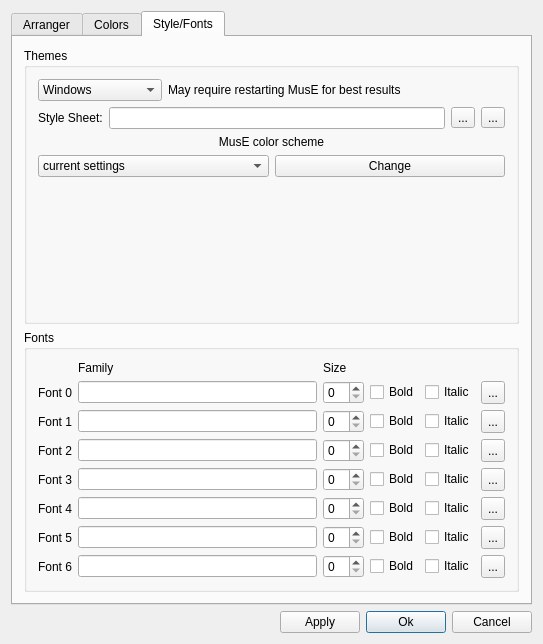
emrum/muse, file muse3/muse/widgets/appearancebase.ui: the form before one commit.
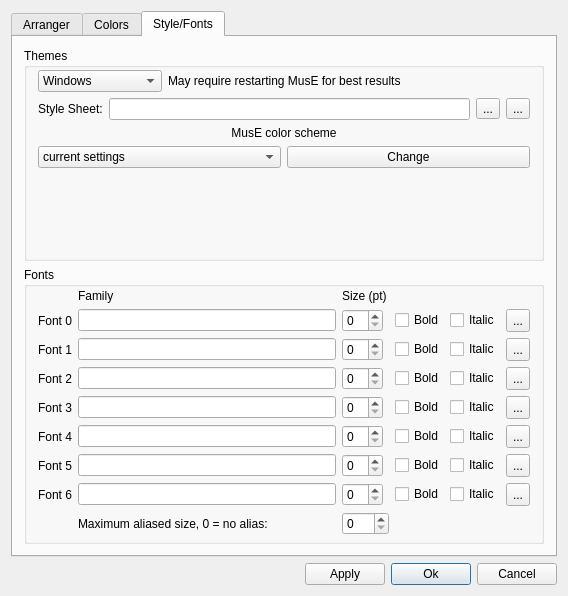
The form after the commit. The open tabs and pages were chosen to show the change. Custom widgets are drawn as their Qt base class.

```diff
--- a/muse3/muse/widgets/appearancebase.ui
+++ b/muse3/muse/widgets/appearancebase.ui
@@ -6,8 +6,8 @@
    <rect>
     <x>0</x>
     <y>0</y>
-    <width>530</width>
-    <height>644</height>
+    <width>568</width>
+    <height>596</height>
    </rect>
   </property>
   <property name="windowTitle">
@@ -1120,6 +1120,12 @@
           <string>Themes</string>
          </property>
          <layout class="QVBoxLayout" name="verticalLayout_3">
+          <property name="topMargin">
+           <number>2</number>
+          </property>
+          <property name="bottomMargin">
+           <number>6</number>
+          </property>
           <item>
            <layout class="QHBoxLayout">
             <item>
@@ -1266,7 +1272,7 @@
             <property name="sizeHint" stdset="0">
              <size>
               <width>20</width>
-              <height>40</height>
+              <height>23</height>
              </size>
             </property>
            </spacer>
@@ -1279,134 +1285,23 @@
          <property name="title">
           <string>Fonts</string>
          </property>
-         <layout class="QGridLayout">
+         <layout class="QGridLayout" name="gridLayout_6">
           <property name="leftMargin">
            <number>11</number>
           </property>
           <property name="topMargin">
-           <number>11</number>
+           <number>2</number>
           </property>
           <property name="rightMargin">
            <number>11</number>
           </property>
           <property name="bottomMargin">
-           <number>11</number>
+           <number>6</number>
           </property>
           <property name="spacing">
            <number>6</number>
           </property>
-          <item row="2" column="4">
-           <widget class="QCheckBox" name="italic1">
-            <property name="text">
-             <string>Italic</string>
-            </property>
-           </widget>
-          </item>
-          <item row="6" column="4">
-           <widget class="QCheckBox" name="italic5">
-            <property name="text">
-             <string>Italic</string>
-            </property>
-           </widget>
-          </item>
-          <item row="4" column="4">
-           <widget class="QCheckBox" name="italic3">
-            <property name="text">
-             <string>Italic</string>
-            </property>
-           </widget>
-          </item>
-          <item row="7" column="1">
-           <widget class="QLineEdit" name="fontName6">
-            <property name="sizePolicy">
-             <sizepolicy hsizetype="Expanding" vsizetype="Fixed">
-              <horstretch>0</horstretch>
-              <verstretch>0</verstretch>
-             </sizepolicy>
-            </property>
-           </widget>
-          </item>
-          <item row="3" column="5">
-           <widget class="QToolButton" name="fontBrowse2">
-            <property name="sizePolicy">
-             <sizepolicy hsizetype="Maximum" vsizetype="Minimum">
-              <horstretch>0</horstretch>
-              <verstretch>0</verstretch>
-             </sizepolicy>
-            </property>
-            <property name="text">
-             <string>...</string>
-            </property>
-           </widget>
-          </item>
-          <item row="3" column="0">
-           <widget class="QLabel" name="textLabel5">
-            <property name="text">
-             <string>Font 2</string>
-            </property>
-            <property name="wordWrap">
-             <bool>false</bool>
-            </property>
-           </widget>
-          </item>
-          <item row="0" column="1">
-           <widget class="QLabel" name="textLabel2">
-            <property name="text">
-             <string>Family</string>
-            </property>
-            <property name="wordWrap">
-             <bool>false</bool>
-            </property>
-           </widget>
-          </item>
-          <item row="6" column="0">
-           <widget class="QLabel" name="textLabel7_2">
-            <property name="text">
-             <string>Font 5</string>
-            </property>
-            <property name="wordWrap">
-             <bool>false</bool>
-            </property>
-           </widget>
-          </item>
-          <item row="4" column="1">
-           <widget class="QLineEdit" name="fontName3">
-            <property name="sizePolicy">
-             <sizepolicy hsizetype="Expanding" vsizetype="Fixed">
-              <horstretch>0</horstretch>
-              <verstretch>0</verstretch>
-             </sizepolicy>
-            </property>
-           </widget>
-          </item>
-          <item row="2" column="3">
-           <widget class="QCheckBox" name="bold1">
-            <property name="text">
-             <string>Bold</string>
-            </property>
-           </widget>
-          </item>
-          <item row="7" column="4">
-           <widget class="QCheckBox" name="italic6">
-            <property name="text">
-             <string>Italic</string>
-            </property>
-           </widget>
-          </item>
-          <item row="6" column="5">
-           <widget class="QToolButton" name="fontBrowse5">
-            <property name="sizePolicy">
-             <sizepolicy hsizetype="Maximum" vsizetype="Minimum">
-              <horstretch>0</horstretch>
-              <verstretch>0</verstretch>
-             </sizepolicy>
-            </property>
-            <property name="text">
-             <string>...</string>
-            </property>
-           </widget>
-          </item>
-          <item row="4" column="0">
+          <item row="5" column="0">
            <widget class="QLabel" name="textLabel6">
             <property name="text">
              <string>Font 3</string>
@@ -1416,58 +1311,8 @@
             </property>
            </widget>
           </item>
-          <item row="6" column="1">
-           <widget class="QLineEdit" name="fontName5">
-            <property name="sizePolicy">
-             <sizepolicy hsizetype="Expanding" vsizetype="Fixed">
-              <horstretch>0</horstretch>
-              <verstretch>0</verstretch>
-             </sizepolicy>
-            </property>
-           </widget>
-          </item>
-          <item row="1" column="1">
-           <widget class="QLineEdit" name="fontName0">
-            <property name="sizePolicy">
-             <sizepolicy hsizetype="Expanding" vsizetype="Fixed">
-              <horstretch>0</horstretch>
-              <verstretch>0</verstretch>
-             </sizepolicy>
-            </property>
-           </widget>
-          </item>
-          <item row="3" column="3">
-           <widget class="QCheckBox" name="bold2">
-            <property name="text">
-             <string>Bold</string>
-            </property>
-           </widget>
-          </item>
-          <item row="5" column="5">
-           <widget class="QToolButton" name="fontBrowse4">
-            <property name="sizePolicy">
-             <sizepolicy hsizetype="Maximum" vsizetype="Minimum">
-              <horstretch>0</horstretch>
-              <verstretch>0</verstretch>
-             </sizepolicy>
-            </property>
-            <property name="text">
-             <string>...</string>
-            </property>
-           </widget>
-          </item>
-          <item row="2" column="1">
-           <widget class="QLineEdit" name="fontName1">
-            <property name="sizePolicy">
-             <sizepolicy hsizetype="Expanding" vsizetype="Fixed">
-              <horstretch>0</horstretch>
-              <verstretch>0</verstretch>
-             </sizepolicy>
-            </property>
-           </widget>
-          </item>
           <item row="2" column="5">
-           <widget class="QToolButton" name="fontBrowse1">
+           <widget class="QToolButton" name="fontBrowse0">
             <property name="sizePolicy">
              <sizepolicy hsizetype="Maximum" vsizetype="Minimum">
               <horstretch>0</horstretch>
@@ -1479,74 +1324,14 @@
             </property>
            </widget>
           </item>
-          <item row="1" column="0">
-           <widget class="QLabel" name="textLabel3">
-            <property name="text">
-             <string>Font 0</string>
-            </property>
-            <property name="wordWrap">
-             <bool>false</bool>
-            </property>
-           </widget>
-          </item>
-          <item row="2" column="2">
-           <widget class="QSpinBox" name="fontSize1">
-            <property name="sizePolicy">
-             <sizepolicy hsizetype="Maximum" vsizetype="Fixed">
-              <horstretch>0</horstretch>
-              <verstretch>0</verstretch>
-             </sizepolicy>
-            </property>
-           </widget>
-          </item>
-          <item row="1" column="2">
-           <widget class="QSpinBox" name="fontSize0">
-            <property name="sizePolicy">
-             <sizepolicy hsizetype="Maximum" vsizetype="Fixed">
-              <horstretch>0</horstretch>
-              <verstretch>0</verstretch>
-             </sizepolicy>
-            </property>
-           </widget>
-          </item>
-          <item row="3" column="1">
-           <widget class="QLineEdit" name="fontName2">
-            <property name="sizePolicy">
-             <sizepolicy hsizetype="Expanding" vsizetype="Fixed">
-              <horstretch>0</horstretch>
-              <verstretch>0</verstretch>
-             </sizepolicy>
-            </property>
-           </widget>
-          </item>
-          <item row="7" column="2">
-           <widget class="QSpinBox" name="fontSize6">
-            <property name="sizePolicy">
-             <sizepolicy hsizetype="Maximum" vsizetype="Fixed">
-              <horstretch>0</horstretch>
-              <verstretch>0</verstretch>
-             </sizepolicy>
-            </property>
-           </widget>
-          </item>
           <item row="5" column="3">
-           <widget class="QCheckBox" name="bold4">
+           <widget class="QCheckBox" name="bold3">
             <property name="text">
              <string>Bold</string>
             </property>
            </widget>
           </item>
-          <item row="5" column="2">
-           <widget class="QSpinBox" name="fontSize4">
-            <property name="sizePolicy">
-             <sizepolicy hsizetype="Maximum" vsizetype="Fixed">
-              <horstretch>0</horstretch>
-              <verstretch>0</verstretch>
-             </sizepolicy>
-            </property>
-           </widget>
-          </item>
-          <item row="2" column="0">
+          <item row="3" column="0">
            <widget class="QLabel" name="textLabel4">
             <property name="text">
              <string>Font 1</string>
@@ -1556,28 +1341,42 @@
             </property>
            </widget>
           </item>
-          <item row="4" column="2">
-           <widget class="QSpinBox" name="fontSize3">
+          <item row="3" column="1">
+           <widget class="QLineEdit" name="fontName1">
             <property name="sizePolicy">
-             <sizepolicy hsizetype="Maximum" vsizetype="Fixed">
+             <sizepolicy hsizetype="Expanding" vsizetype="Fixed">
               <horstretch>0</horstretch>
               <verstretch>0</verstretch>
              </sizepolicy>
             </property>
            </widget>
           </item>
-          <item row="6" column="2">
-           <widget class="QSpinBox" name="fontSize5">
-            <property name="sizePolicy">
-             <sizepolicy hsizetype="Maximum" vsizetype="Fixed">
-              <horstretch>0</horstretch>
-              <verstretch>0</verstretch>
-             </sizepolicy>
+          <item row="7" column="3">
+           <widget class="QCheckBox" name="bold5">
+            <property name="text">
+             <string>Bold</string>
+            </property>
+           </widget>
+          </item>
+          <item row="2" column="0">
+           <widget class="QLabel" name="textLabel3">
+            <property name="text">
+             <string>Font 0</string>
+            </property>
+            <property name="wordWrap">
+             <bool>false</bool>
+            </property>
+           </widget>
+          </item>
+          <item row="7" column="4">
+           <widget class="QCheckBox" name="italic5">
+            <property name="text">
+             <string>Italic</string>
             </property>
            </widget>
           </item>
           <item row="5" column="1">
-           <widget class="QLineEdit" name="fontName4">
+           <widget class="QLineEdit" name="fontName3">
             <property name="sizePolicy">
              <sizepolicy hsizetype="Expanding" vsizetype="Fixed">
               <horstretch>0</horstretch>
@@ -1586,10 +1385,81 @@
             </property>
            </widget>
           </item>
+          <item row="3" column="4">
+           <widget class="QCheckBox" name="italic1">
+            <property name="text">
+             <string>Italic</string>
+            </property>
+           </widget>
+          </item>
+          <item row="2" column="4">
+           <widget class="QCheckBox" name="italic0">
+            <property name="text">
+             <string>Italic</string>
+            </property>
+           </widget>
+          </item>
+          <item row="5" column="5">
+           <widget class="QToolButton" name="fontBrowse3">
+            <property name="sizePolicy">
+             <sizepolicy hsizetype="Maximum" vsizetype="Minimum">
+              <horstretch>0</horstretch>
+              <verstretch>0</verstretch>
+             </sizepolicy>
+            </property>
+            <property name="text">
+             <string>...</string>
+            </property>
+           </widget>
+          </item>
+          <item row="4" column="4">
+           <widget class="QCheckBox" name="italic2">
+            <property name="text">
+             <string>Italic</string>
+            </property>
+           </widget>
+          </item>
+          <item row="5" column="4">
+           <widget class="QCheckBox" name="italic3">
+            <property name="text">
+             <string>Italic</string>
+            </property>
+           </widget>
+          </item>
           <item row="7" column="0">
-           <widget class="QLabel" name="textLabel7_3">
+           <widget class="QLabel" name="textLabel7_2">
             <property name="text">
-             <string>Font 6</string>
+             <string>Font 5</string>
+            </property>
+            <property name="wordWrap">
+             <bool>false</bool>
+            </property>
+           </widget>
+          </item>
+          <item row="8" column="2">
+           <widget class="QSpinBox" name="fontSize6">
+            <property name="sizePolicy">
+             <sizepolicy hsizetype="Maximum" vsizetype="Fixed">
+              <horstretch>0</horstretch>
+              <verstretch>0</verstretch>
+             </sizepolicy>
+            </property>
+           </widget>
+          </item>
+          <item row="3" column="2">
+           <widget class="QSpinBox" name="fontSize1">
+            <property name="sizePolicy">
+             <sizepolicy hsizetype="Maximum" vsizetype="Fixed">
+              <horstretch>0</horstretch>
+              <verstretch>0</verstretch>
+             </sizepolicy>
+            </property>
+           </widget>
+          </item>
+          <item row="1" column="1">
+           <widget class="QLabel" name="textLabel2">
+            <property name="text">
+             <string>Family</string>
             </property>
             <property name="wordWrap">
              <bool>false</bool>
@@ -1597,14 +1467,24 @@
            </widget>
           </item>
           <item row="6" column="3">
-           <widget class="QCheckBox" name="bold5">
+           <widget class="QCheckBox" name="bold4">
             <property name="text">
              <string>Bold</string>
             </property>
            </widget>
           </item>
-          <item row="1" column="5">
-           <widget class="QToolButton" name="fontBrowse0">
+          <item row="7" column="2">
+           <widget class="QSpinBox" name="fontSize5">
+            <property name="sizePolicy">
+             <sizepolicy hsizetype="Maximum" vsizetype="Fixed">
+              <horstretch>0</horstretch>
+              <verstretch>0</verstretch>
+             </sizepolicy>
+            </property>
+           </widget>
+          </item>
+          <item row="6" column="5">
+           <widget class="QToolButton" name="fontBrowse4">
             <property name="sizePolicy">
              <sizepolicy hsizetype="Maximum" vsizetype="Minimum">
               <horstretch>0</horstretch>
@@ -1616,8 +1496,28 @@
             </property>
            </widget>
           </item>
+          <item row="4" column="0">
+           <widget class="QLabel" name="textLabel5">
+            <property name="text">
+             <string>Font 2</string>
+            </property>
+            <property name="wordWrap">
+             <bool>false</bool>
+            </property>
+           </widget>
+          </item>
+          <item row="2" column="2">
+           <widget class="QSpinBox" name="fontSize0">
+            <property name="sizePolicy">
+             <sizepolicy hsizetype="Maximum" vsizetype="Fixed">
+              <horstretch>0</horstretch>
+              <verstretch>0</verstretch>
+             </sizepolicy>
+            </property>
+           </widget>
+          </item>
           <item row="7" column="5">
-           <widget class="QToolButton" name="fontBrowse6">
+           <widget class="QToolButton" name="fontBrowse5">
             <property name="sizePolicy">
              <sizepolicy hsizetype="Maximum" vsizetype="Minimum">
               <horstretch>0</horstretch>
@@ -1629,29 +1529,8 @@
             </property>
            </widget>
           </item>
-          <item row="7" column="3">
-           <widget class="QCheckBox" name="bold6">
-            <property name="text">
-             <string>Bold</string>
-            </property>
-           </widget>
-          </item>
-          <item row="3" column="4">
-           <widget class="QCheckBox" name="italic2">
-            <property name="text">
-             <string>Italic</string>
-            </property>
-           </widget>
-          </item>
-          <item row="4" column="3">
-           <widget class="QCheckBox" name="bold3">
-            <property name="text">
-             <string>Bold</string>
-            </property>
-           </widget>
-          </item>
           <item row="4" column="5">
-           <widget class="QToolButton" name="fontBrowse3">
+           <widget class="QToolButton" name="fontBrowse2">
             <property name="sizePolicy">
              <sizepolicy hsizetype="Maximum" vsizetype="Minimum">
               <horstretch>0</horstretch>
@@ -1663,21 +1542,105 @@
             </property>
            </widget>
           </item>
-          <item row="1" column="4">
-           <widget class="QCheckBox" name="italic0">
+          <item row="8" column="3">
+           <widget class="QCheckBox" name="bold6">
             <property name="text">
-             <string>Italic</string>
+             <string>Bold</string>
             </property>
            </widget>
           </item>
-          <item row="1" column="3">
+          <item row="8" column="0">
+           <widget class="QLabel" name="textLabel7_3">
+            <property name="text">
+             <string>Font 6</string>
+            </property>
+            <property name="wordWrap">
+             <bool>false</bool>
+            </property>
+           </widget>
+          </item>
+          <item row="2" column="3">
            <widget class="QCheckBox" name="bold0">
             <property name="text">
              <string>Bold</string>
             </property>
            </widget>
           </item>
-          <item row="5" column="0">
+          <item row="4" column="3">
+           <widget class="QCheckBox" name="bold2">
+            <property name="text">
+             <string>Bold</string>
+            </property>
+           </widget>
+          </item>
+          <item row="8" column="1">
+           <widget class="QLineEdit" name="fontName6">
+            <property name="sizePolicy">
+             <sizepolicy hsizetype="Expanding" vsizetype="Fixed">
+              <horstretch>0</horstretch>
+              <verstretch>0</verstretch>
+             </sizepolicy>
+            </property>
+           </widget>
+          </item>
+          <item row="3" column="5">
+           <widget class="QToolButton" name="fontBrowse1">
+            <property name="sizePolicy">
+             <sizepolicy hsizetype="Maximum" vsizetype="Minimum">
+              <horstretch>0</horstretch>
+              <verstretch>0</verstretch>
+             </sizepolicy>
+            </property>
+            <property name="text">
+             <string>...</string>
+            </property>
+           </widget>
+          </item>
+          <item row="4" column="2">
+           <widget class="QSpinBox" name="fontSize2">
+            <property name="sizePolicy">
+             <sizepolicy hsizetype="Maximum" vsizetype="Fixed">
+              <horstretch>0</horstretch>
+              <verstretch>0</verstretch>
+             </sizepolicy>
+            </property>
+           </widget>
+          </item>
+          <item row="7" column="1">
+           <widget class="QLineEdit" name="fontName5">
+            <property name="sizePolicy">
+             <sizepolicy hsizetype="Expanding" vsizetype="Fixed">
+              <horstretch>0</horstretch>
+              <verstretch>0</verstretch>
+             </sizepolicy>
+            </property>
+           </widget>
+          </item>
+          <item row="8" column="4">
+           <widget class="QCheckBox" name="italic6">
+            <property name="text">
+             <string>Italic</string>
+            </property>
+           </widget>
+          </item>
+          <item row="4" column="1">
+           <widget class="QLineEdit" name="fontName2">
+            <property name="sizePolicy">
+             <sizepolicy hsizetype="Expanding" vsizetype="Fixed">
+              <horstretch>0</horstretch>
+              <verstretch>0</verstretch>
+             </sizepolicy>
+            </property>
+           </widget>
+          </item>
+          <item row="3" column="3">
+           <widget class="QCheckBox" name="bold1">
+            <property name="text">
+             <string>Bold</string>
+            </property>
+           </widget>
+          </item>
+          <item row="6" column="0">
            <widget class="QLabel" name="textLabel7">
             <property name="text">
              <string>Font 4</string>
@@ -1687,33 +1650,125 @@
             </property>
            </widget>
           </item>
-          <item row="5" column="4">
+          <item row="6" column="4">
            <widget class="QCheckBox" name="italic4">
             <property name="text">
              <string>Italic</string>
             </property>
            </widget>
           </item>
-          <item row="3" column="2">
-           <widget class="QSpinBox" name="fontSize2">
+          <item row="8" column="5">
+           <widget class="QToolButton" name="fontBrowse6">
             <property name="sizePolicy">
-             <sizepolicy hsizetype="Maximum" vsizetype="Fixed">
+             <sizepolicy hsizetype="Maximum" vsizetype="Minimum">
               <horstretch>0</horstretch>
               <verstretch>0</verstretch>
              </sizepolicy>
             </property>
+            <property name="text">
+             <string>...</string>
+            </property>
            </widget>
           </item>
-          <item row="0" column="2">
+          <item row="1" column="2">
            <widget class="QLabel" name="TextLabel1_1">
             <property name="text">
-             <string>Size</string>
+             <string>Size (pt)</string>
             </property>
             <property name="wordWrap">
              <bool>false</bool>
             </property>
            </widget>
           </item>
+          <item row="5" column="2">
+           <widget class="QSpinBox" name="fontSize3">
+            <property name="sizePolicy">
+             <sizepolicy hsizetype="Maximum" vsizetype="Fixed">
+              <horstretch>0</horstretch>
+              <verstretch>0</verstretch>
+             </sizepolicy>
+            </property>
+           </widget>
+          </item>
+          <item row="6" column="1">
+           <widget class="QLineEdit" name="fontName4">
+            <property name="sizePolicy">
+             <sizepolicy hsizetype="Expanding" vsizetype="Fixed">
+              <horstretch>0</horstretch>
+              <verstretch>0</verstretch>
+             </sizepolicy>
+            </property>
+           </widget>
+          </item>
+          <item row="2" column="1">
+           <widget class="QLineEdit" name="fontName0">
+            <property name="sizePolicy">
+             <sizepolicy hsizetype="Expanding" vsizetype="Fixed">
+              <horstretch>0</horstretch>
+              <verstretch>0</verstretch>
+             </sizepolicy>
+            </property>
+           </widget>
+          </item>
+          <item row="6" column="2">
+           <widget class="QSpinBox" name="fontSize4">
+            <property name="sizePolicy">
+             <sizepolicy hsizetype="Maximum" vsizetype="Fixed">
+              <horstretch>0</horstretch>
+              <verstretch>0</verstretch>
+             </sizepolicy>
+            </property>
+           </widget>
+          </item>
+          <item row="9" column="1">
+           <widget class="QLabel" name="label_14">
+            <property name="toolTip">
+             <string/>
+            </property>
+            <property name="whatsThis">
+             <string/>
+            </property>
+            <property name="text">
+             <string>Maximum aliased size, 0 = no alias:</string>
+            </property>
+           </widget>
+          </item>
+          <item row="9" column="2">
+           <widget class="QSpinBox" name="maxAliasedPointSize">
+            <property name="toolTip">
+             <string>At what point size to switch from aliased text
+ to non-aliased text.
+Zero means never alias, always use anti-aliasing.
+For certain controls such as compact sliders.
+Aliased text is bright and sharp but may look poor
+ in some cases.
+The font family is forced to 'Sans', which should 
+ give reasonable results at low point sizes.</string>
+            </property>
+            <property name="whatsThis">
+             <string>At what point size to switch from aliased text
+ to non-aliased text.
+Zero means never alias, always use anti-aliasing.
+For certain controls such as compact sliders.
+Aliased text is bright and sharp but may look poor
+ in some cases.
+The font family is forced to 'Sans', which should 
+ give reasonable results at low point sizes.</string>
+            </property>
+            <property name="suffix">
+             <string/>
+            </property>
+            <property name="minimum">
+             <number>0</number>
+            </property>
+            <property name="maximum">
+             <number>100</number>
+            </property>
+            <property name="value">
+             <number>0</number>
+            </property>
+           </widget>
+          </item>
          </layout>
         </widget>
        </item>
@@ -1726,16 +1781,7 @@
      <property name="spacing">
       <number>6</number>
      </property>
-     <property name="leftMargin">
-      <number>0</number>
-     </property>
-     <property name="topMargin">
-      <number>0</number>
-     </property>
-     <property name="rightMargin">
-      <number>0</number>
-     </property>
-     <property name="bottomMargin">
+     <property name="margin">
       <number>0</number>
      </property>
      <item>
```
Left out of the diff: 134 changed lines with no effect on the pictures.
